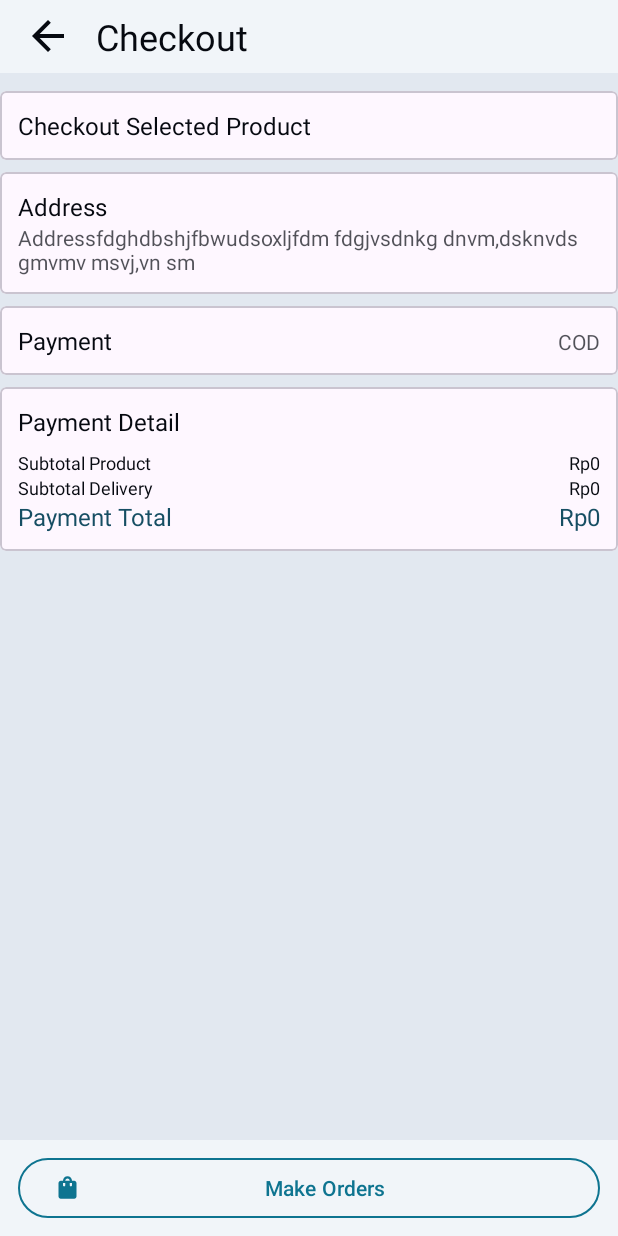
After one commit to Malsoryz/my-things, an Android app: the ViewCheckout screen opened directly, with no data from a screen before it, on a phone screen of 412 x 824 dp. The commit adds this screen. Run offline under Robolectric (Android 15) with nearby library versions, the phone set to English and light mode, and no system bars.

Commit message:
aplikasi 67%

```diff
--- a/android/Bystro/app/src/main/AndroidManifest.xml
+++ b/android/Bystro/app/src/main/AndroidManifest.xml
@@ -12,6 +12,9 @@
         android:supportsRtl="true"
         android:theme="@style/Theme.Bystro"
         tools:targetApi="31">
+        <activity
+            android:name=".ViewCheckout"
+            android:exported="false" />
         <activity
             android:name=".ViewCart"
             android:exported="false" />
--- /dev/null
+++ b/android/Bystro/app/src/main/java/com/eternity/bystro/ViewCheckout.java
@@ -0,0 +1,68 @@
+package com.eternity.bystro;
+
+import android.content.Intent;
+import android.os.Bundle;
+import android.view.View;
+import android.widget.ImageButton;
+import android.widget.ImageView;
+import android.widget.LinearLayout;
+import android.widget.TextView;
+
+import androidx.activity.EdgeToEdge;
+import androidx.appcompat.app.AppCompatActivity;
+import androidx.core.graphics.Insets;
+import androidx.core.view.ViewCompat;
+import androidx.core.view.WindowInsetsCompat;
+
+import java.util.ArrayList;
+import java.util.HashMap;
+import java.util.Objects;
+
+public class ViewCheckout extends AppCompatActivity {
+
+    @Override
+    protected void onCreate(Bundle savedInstanceState) {
+        super.onCreate(savedInstanceState);
+        EdgeToEdge.enable(this);
+        setContentView(R.layout.activity_view_checkout);
+        ViewCompat.setOnApplyWindowInsetsListener(findViewById(R.id.main), (v, insets) -> {
+            Insets systemBars = insets.getInsets(WindowInsetsCompat.Type.systemBars());
+            v.setPadding(systemBars.left, systemBars.top, systemBars.right, systemBars.bottom);
+            return insets;
+        });
+        ImageButton back = findViewById(R.id.back);
+        back.setOnClickListener(view -> {
+            finish();
+        });
+        Intent getintent = getIntent();
+        ArrayList<HashMap<String, String>> selectedItemsData = (ArrayList<HashMap<String, String>>) getintent.getSerializableExtra("selecteditem");
+        if (selectedItemsData != null) {
+            for (HashMap<String, String> data : selectedItemsData) {
+                int cartid = Integer.parseInt(Objects.requireNonNull(data.get("cartid")));
+                int image = Integer.parseInt(Objects.requireNonNull(data.get("image")));
+                String name = data.get("name");
+                int productid = Integer.parseInt(Objects.requireNonNull(data.get("productid")));
+                String types = data.get("types");
+                String prices = data.get("prices");
+                int quantity = Integer.parseInt(Objects.requireNonNull(data.get("quantity")));
+
+                LinearLayout selecteditem = findViewById(R.id.selecteditem);
+                View selected = getLayoutInflater().inflate(R.layout.selecteditem,selecteditem,false);
+
+                ImageView photoframe = selected.findViewById(R.id.photoframe);
+                TextView productname = selected.findViewById(R.id.productname);
+                TextView type = selected.findViewById(R.id.type);
+                TextView quanty = selected.findViewById(R.id.quantity);
+                TextView price = selected.findViewById(R.id.price);
+
+                photoframe.setImageResource(image);
+                productname.setText(name);
+                type.setText(types);
+                price.setText(prices);
+                quanty.setText(String.valueOf(quantity));
+
+                selecteditem.addView(selected);
+            }
+        }
+    }
+}
--- a/android/Bystro/app/src/main/res/layout/activity_main.xml
+++ b/android/Bystro/app/src/main/res/layout/activity_main.xml
@@ -15,8 +15,7 @@
         android:layout_alignParentTop="true"
         android:paddingHorizontal="16dp"
         android:paddingVertical="8dp"
-        android:background="?attr/colorPrimary"
-        >
+        android:background="?attr/colorPrimary" >
 
         <TextView
             android:layout_width="wrap_content"
--- a/android/Bystro/app/src/main/res/layout/activity_view_cart.xml
+++ b/android/Bystro/app/src/main/res/layout/activity_view_cart.xml
@@ -15,8 +15,7 @@
         android:layout_alignParentTop="true"
         android:paddingHorizontal="16dp"
         android:paddingVertical="8dp"
-        android:background="?attr/colorPrimary"
-        >
+        android:background="?attr/colorPrimary" >
 
         <ImageButton
             android:id="@+id/back"
--- /dev/null
+++ b/android/Bystro/app/src/main/res/layout/activity_view_checkout.xml
@@ -0,0 +1,261 @@
+<?xml version="1.0" encoding="utf-8"?>
+<RelativeLayout xmlns:android="http://schemas.android.com/apk/res/android"
+    xmlns:app="http://schemas.android.com/apk/res-auto"
+    xmlns:tools="http://schemas.android.com/tools"
+    android:id="@+id/main"
+    android:layout_width="match_parent"
+    android:layout_height="match_parent"
+    android:background="?attr/colorSecondary"
+    tools:context=".ViewCheckout">
+
+    <LinearLayout
+        android:id="@+id/header"
+        android:layout_width="match_parent"
+        android:layout_height="wrap_content"
+        android:layout_alignParentTop="true"
+        android:paddingHorizontal="16dp"
+        android:paddingVertical="8dp"
+        android:background="?attr/colorPrimary"
+        >
+
+        <ImageButton
+            android:id="@+id/back"
+            android:layout_width="wrap_content"
+            android:layout_height="32dp"
+            android:contentDescription="back"
+            android:src="@drawable/back_icon"
+            android:background="#00000000"/>
+
+        <View
+            android:layout_width="16dp"
+            android:layout_height="0dp" />
+
+        <TextView
+            android:layout_width="wrap_content"
+            android:layout_height="wrap_content"
+            android:text="Checkout"
+            android:textColor="?attr/navbar_textcolor"
+            android:textSize="24sp" />
+
+    </LinearLayout>
+
+    <ScrollView
+        android:layout_width="match_parent"
+        android:layout_height="match_parent"
+        android:layout_below="@id/header"
+        android:layout_above="@id/btngroup">
+
+        <LinearLayout
+            android:layout_width="match_parent"
+            android:layout_height="wrap_content"
+            android:paddingVertical="12dp"
+            android:orientation="vertical">
+
+            <com.google.android.material.card.MaterialCardView
+                android:layout_width="match_parent"
+                android:layout_height="wrap_content"
+                android:background="?attr/colorPrimary"
+                android:layout_marginBottom="8dp"
+                app:cardCornerRadius="4dp">
+                <LinearLayout
+                    android:padding="12dp"
+                    android:id="@+id/selecteditem"
+                    android:layout_width="match_parent"
+                    android:layout_height="wrap_content"
+                    android:orientation="vertical">
+
+                    <TextView
+                        android:layout_width="wrap_content"
+                        android:layout_height="wrap_content"
+                        android:text="Checkout Selected Product"
+                        android:textColor="?attr/navbar_textcolor"
+                        android:textSize="16dp"/>
+
+                </LinearLayout>
+            </com.google.android.material.card.MaterialCardView>
+
+            <com.google.android.material.card.MaterialCardView
+                android:layout_width="match_parent"
+                android:layout_height="wrap_content"
+                android:background="?attr/colorPrimary"
+                android:layout_marginBottom="8dp"
+                app:cardCornerRadius="4dp">
+                <LinearLayout
+                    android:padding="12dp"
+                    android:layout_width="match_parent"
+                    android:layout_height="wrap_content"
+                    android:orientation="vertical">
+
+                    <TextView
+                        android:layout_width="wrap_content"
+                        android:layout_height="wrap_content"
+                        android:text="Address"
+                        android:textColor="?attr/navbar_textcolor"
+                        android:textSize="16dp"/>
+
+                    <TextView
+                        android:layout_width="match_parent"
+                        android:layout_height="wrap_content"
+                        android:text="Addressfdghdbshjfbwudsoxljfdm fdgjvsdnkg dnvm,dsknvds gmvmv msvj,vn sm "
+                        android:textColor="?attr/navbar_textcolor"
+                        android:textSize="14dp"
+                        android:alpha="0.7"/>
+
+                </LinearLayout>
+            </com.google.android.material.card.MaterialCardView>
+
+            <com.google.android.material.card.MaterialCardView
+                android:layout_width="match_parent"
+                android:layout_height="wrap_content"
+                android:background="?attr/colorPrimary"
+                android:layout_marginBottom="8dp"
+                app:cardCornerRadius="4dp">
+                <LinearLayout
+                    android:padding="12dp"
+                    android:layout_width="match_parent"
+                    android:layout_height="wrap_content"
+                    android:orientation="horizontal">
+
+                    <TextView
+                        android:layout_width="wrap_content"
+                        android:layout_height="wrap_content"
+                        android:text="Payment"
+                        android:textColor="?attr/navbar_textcolor"
+                        android:textSize="16dp"/>
+
+                    <View
+                        android:layout_width="wrap_content"
+                        android:layout_height="0dp"
+                        android:layout_weight="1"/>
+
+                    <TextView
+                        android:layout_width="wrap_content"
+                        android:layout_height="wrap_content"
+                        android:text="COD"
+                        android:textColor="?attr/navbar_textcolor"
+                        android:textSize="14dp"
+                        android:alpha="0.7"/>
+
+                </LinearLayout>
+            </com.google.android.material.card.MaterialCardView>
+
+            <com.google.android.material.card.MaterialCardView
+                android:layout_width="match_parent"
+                android:layout_height="wrap_content"
+                android:background="?attr/colorPrimary"
+                android:layout_marginBottom="8dp"
+                app:cardCornerRadius="4dp">
+                <LinearLayout
+                    android:padding="12dp"
+                    android:layout_width="match_parent"
+                    android:layout_height="wrap_content"
+                    android:orientation="vertical">
+
+                    <TextView
+                        android:layout_width="wrap_content"
+                        android:layout_height="wrap_content"
+                        android:text="Payment Detail"
+                        android:textColor="?attr/navbar_textcolor"
+                        android:layout_marginBottom="8dp"
+                        android:textSize="16dp"/>
+                    <LinearLayout
+                        android:layout_width="match_parent"
+                        android:layout_height="wrap_content"
+                        android:orientation="horizontal">
+
+                        <TextView
+                            android:layout_width="wrap_content"
+                            android:layout_height="wrap_content"
+                            android:text="Subtotal Product"
+                            android:textSize="12dp"
+                            android:textColor="?attr/navbar_textcolor"/>
+                        <View
+                            android:layout_width="wrap_content"
+                            android:layout_height="0dp"
+                            android:layout_weight="1"/>
+                        <TextView
+                            android:layout_width="wrap_content"
+                            android:layout_height="wrap_content"
+                            android:text="Rp0"
+                            android:textSize="12dp"
+                            android:textColor="?attr/navbar_textcolor"/>
+
+                    </LinearLayout>
+                    <LinearLayout
+                        android:layout_width="match_parent"
+                        android:layout_height="wrap_content"
+                        android:orientation="horizontal">
+
+                        <TextView
+                            android:layout_width="wrap_content"
+                            android:layout_height="wrap_content"
+                            android:text="Subtotal Delivery"
+                            android:textSize="12dp"
+                            android:textColor="?attr/navbar_textcolor"/>
+                        <View
+                            android:layout_width="wrap_content"
+                            android:layout_height="0dp"
+                            android:layout_weight="1"/>
+                        <TextView
+                            android:layout_width="wrap_content"
+                            android:layout_height="wrap_content"
+                            android:text="Rp0"
+                            android:textSize="12dp"
+                            android:textColor="?attr/navbar_textcolor"/>
+
+                    </LinearLayout>
+                    <LinearLayout
+                        android:layout_width="match_parent"
+                        android:layout_height="wrap_content"
+                        android:orientation="horizontal">
+
+                        <TextView
+                            android:layout_width="wrap_content"
+                            android:layout_height="wrap_content"
+                            android:text="Payment Total"
+                            android:textSize="16dp"
+                            android:textColor="?attr/Accent2"/>
+                        <View
+                            android:layout_width="wrap_content"
+                            android:layout_height="0dp"
+                            android:layout_weight="1"/>
+                        <TextView
+                            android:layout_width="wrap_content"
+                            android:layout_height="wrap_content"
+                            android:text="Rp0"
+                            android:textSize="16dp"
+                            android:textColor="?attr/Accent2"/>
+
+                    </LinearLayout>
+
+                </LinearLayout>
+            </com.google.android.material.card.MaterialCardView>
+
+        </LinearLayout>
+
+    </ScrollView>
+
+    <LinearLayout
+        android:id="@+id/btngroup"
+        android:layout_width="match_parent"
+        android:layout_height="wrap_content"
+        android:orientation="horizontal"
+        android:layout_alignParentBottom="true"
+        android:background="?attr/colorPrimary"
+        android:padding="8dp">
+
+        <com.google.android.material.button.MaterialButton
+            android:id="@+id/makeorder"
+            style="?attr/materialButtonOutlinedStyle"
+            android:layout_width="match_parent"
+            android:layout_height="wrap_content"
+            android:text="Make Orders"
+            android:textColor="?attr/Accent1"
+            app:strokeColor="?attr/Accent1"
+            app:icon="@drawable/buy_icon"
+            app:iconTint="?attr/Accent1"
+            android:layout_marginHorizontal="4dp" />
+
+    </LinearLayout>
+
+</RelativeLayout>
```
Also changed, not shown: android/Bystro/app/src/main/java/com/eternity/bystro/CartItem.java (added, +52 -0 lines), android/Bystro/app/src/main/java/com/eternity/bystro/MainActivity.java (+0 -10 lines), android/Bystro/app/src/main/java/com/eternity/bystro/OrdersFragment.java (+0 -36 lines), android/Bystro/app/src/main/java/com/eternity/bystro/ViewCart.java (+37 -3 lines), android/Bystro/app/src/main/java/com/eternity/bystro/productdata.java (deleted, +0 -37 lines), android/Bystro/app/src/main/res/layout/selecteditem.xml (added, +62 -0 lines).
